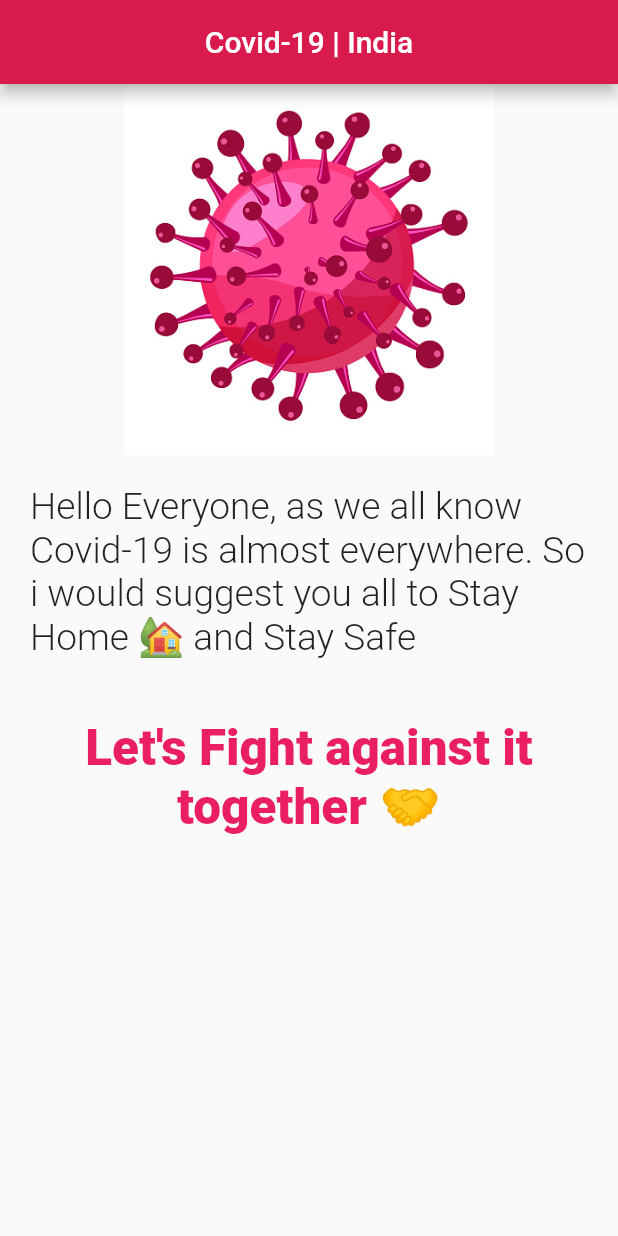
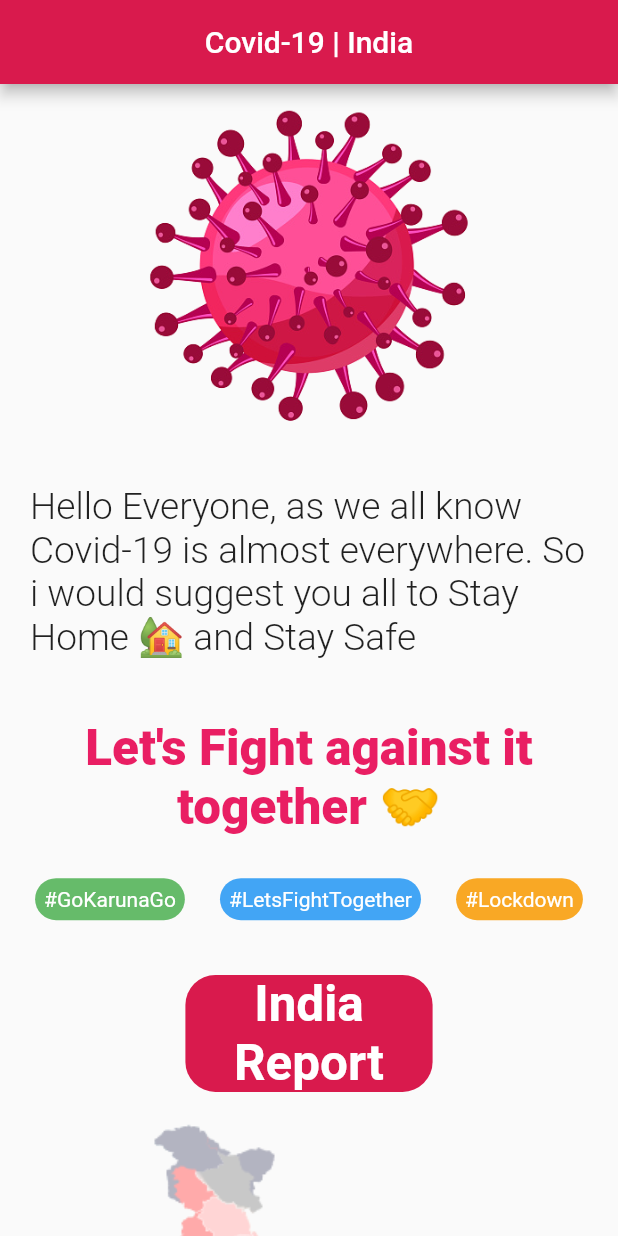
Before and after one commit to Yashank18/CoronaVirus-Tracker-App, a Flutter app: the screen it shows after launch, on a phone screen of 412 x 824 dp. Run offline on Flutter 3.47's test engine with Material 2 defaults, Android fonts, the light colour scheme and no system bars; our stand-ins replace charts_flutter, google_fonts.

Commit message:
Map and other UI

```diff
--- a/lib/Screens/HomeScreen.dart
+++ b/lib/Screens/HomeScreen.dart
@@ -20,10 +20,11 @@ class _HomeScreenState extends State<HomeScreen> {
       ),
       body: Container(
        child: ListView(
+         physics: BouncingScrollPhysics(),
          children: <Widget>[
            Column(
              children: <Widget>[
-               Container(child: Image.asset("Images/covid.jpg"),width: screenWidth*0.6,),
+               Image.asset("Images/covid.png",width: screenWidth*0.6),
              ],
            ),
            Padding(
@@ -33,6 +34,117 @@ class _HomeScreenState extends State<HomeScreen> {
            Padding(
              padding: const EdgeInsets.all(20.0),
              child: Text("Let's Fight against it together 🤝",style: GoogleFonts.varelaRound(color: Colors.pink,fontWeight: FontWeight.w900,fontSize: screenWidth*0.08,),textAlign: TextAlign.center,),
+           ),
+           SizedBox(height: screenHeight*0.01,),
+           Row(
+             mainAxisAlignment: MainAxisAlignment.spaceEvenly,
+             children: <Widget>[
+               Container(
+                 decoration: BoxDecoration(
+                   color: Colors.green.shade400,
+                   borderRadius: BorderRadius.circular(30)
+                 ),
+                 child: Padding(
+                 padding: const EdgeInsets.all(6.0),
+                 child: Text("#GoKarunaGo",style: GoogleFonts.varelaRound(color:Colors.white),),
+               ),
+               ),
+               Container(
+                 decoration: BoxDecoration(
+                   color: Colors.blue.shade400,
+                   borderRadius: BorderRadius.circular(30)
+                 ),
+                 child: Padding(
+                 padding: const EdgeInsets.all(6.0),
+                 child: Text("#LetsFightTogether",style: GoogleFonts.varelaRound(color:Colors.white)),
+               ),
+               ),
+               Container(
+                 decoration: BoxDecoration(
+                   color: Colors.yellow.shade800,
+                   borderRadius: BorderRadius.circular(30)
+                 ),
+                 child: Padding(
+                 padding: const EdgeInsets.all(6.0),
+                 child: Text("#Lockdown",style: GoogleFonts.varelaRound(color:Colors.white)),
+               ),
+               ),
+             ],
+           ),
+           Column(
+
+             children: <Widget>[
+               SizedBox(height: screenHeight*0.02,),
+               Padding(
+                 padding: const EdgeInsets.all(20.0),
+                 child: Container(
+                   width: screenWidth*0.4,
+                   decoration: BoxDecoration(
+                     color:Color.fromRGBO(217, 26, 77, 1),
+                     borderRadius: BorderRadius.circular(20)
+                   ),
+                   child: Text("India Report",style: GoogleFonts.amaticSc(fontSize: screenHeight*0.04,color: Colors.white,fontWeight: FontWeight.w700),textAlign: TextAlign.center,),
+                 ),
+               ),
+               Image.asset("Images/covidMap.png"),
+
+               Padding(
+                 padding: const EdgeInsets.all(8.0),
+                 child: Container(
+                   width: screenWidth*0.8,
+                   decoration: BoxDecoration(
+                    color: Colors.yellow.shade800,
+                    borderRadius: BorderRadius.circular(15)
+                   ),
+                   child: Row(
+                     children: <Widget>[
+                       Padding(
+                         padding: const EdgeInsets.all(8.0),
+                         child: Text("Confirmed Cases",style: GoogleFonts.varelaRound(fontSize: screenWidth*0.06),),
+                       ),
+                       Padding(
+                         padding: const EdgeInsets.only(left:18.0),
+                         child: Container(
+                           color: Colors.white,
+                           child:Padding(
+                             padding: const EdgeInsets.all(2.0),
+                             child: Text("200000",style: TextStyle(fontSize: screenWidth*0.04),),
+                           )
+                         ),
+                       )
+                     ],
+                   ),
+                 ),
+               ),
+               Padding(
+                 padding: const EdgeInsets.all(8.0),
+                 child: Container(
+                   width: screenWidth*0.8,
+                   decoration: BoxDecoration(
+                    color: Colors.green.shade500,
+                    borderRadius: BorderRadius.circular(15)
+                   ),
+                   child: Row(
+                     children: <Widget>[
+                       Padding(
+                         padding: const EdgeInsets.all(8.0),
+                         child: Text("Recovered Cases",style: GoogleFonts.varelaRound(fontSize: screenWidth*0.06,color:Colors.white),),
+                       ),
+                       Padding(
+                         padding: const EdgeInsets.only(left:18.0),
+                         child: Container(
+                           color: Colors.white,
+                           child:Padding(
+                             padding: const EdgeInsets.all(2.0),
+                             child: Text("200000",style: TextStyle(fontSize: screenWidth*0.04),),
+                           )
+                         ),
+                       )
+                     ],
+                   ),
+                 ),
+               ),
+             ],
            )
          ],
        )
--- a/pubspec.yaml
+++ b/pubspec.yaml
@@ -47,8 +47,8 @@ flutter:
 
   # To add assets to your application, add an assets section, like this:
   assets:
-   - Images/covid.jpg
-  #  - images/a_dot_ham.jpeg
+   - Images/covid.png
+   - Images/covidMap.png
 
   # An image asset can refer to one or more resolution-specific "variants", see
   # https://flutter.dev/assets-and-images/#resolution-aware.
```
Also changed, not shown: Images/covid.jpg (deleted), Images/covid.png (added), Images/covidMap.png (added).
